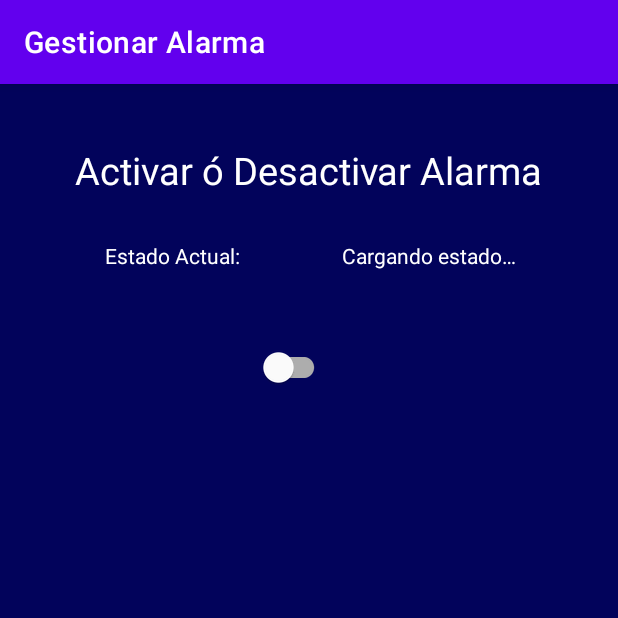
After one commit to JCharly95/Ardu_Security, an Android app: the AlarmActivity screen opened directly, with no data from a screen before it, on a phone screen of 412 x 824 dp, the top half of it. The commit adds this screen. Run offline under Robolectric (Android 15) with nearby library versions, the phone set to English and light mode, and no system bars; our stand-ins replace Firebase (no records; nobody signed in at launch, a user with empty details on screens opened directly).

Commit message:
Alarma Parte 1
En este commit se creó la primera parte de la alarma conectada directamente con el estado de firebase.

```diff
--- /dev/null
+++ b/app/src/main/java/com/ardusec/ardu_security/AlarmActivity.kt
@@ -0,0 +1,65 @@
+package com.ardusec.ardu_security
+
+import androidx.appcompat.app.AppCompatActivity
+import android.os.Bundle
+import android.util.Log
+import android.widget.TextView
+import androidx.core.view.isGone
+import com.google.android.material.switchmaterial.SwitchMaterial
+import com.google.firebase.database.*
+import com.google.firebase.database.ktx.database
+import com.google.firebase.ktx.Firebase
+import com.google.gson.Gson
+
+class AlarmActivity : AppCompatActivity() {
+    private lateinit var lblSta: TextView
+    private lateinit var swAlarma: SwitchMaterial
+    // Instancias de Firebase; Database y ReferenciaDB
+    private lateinit var ref: DatabaseReference
+    private lateinit var database: FirebaseDatabase
+
+    override fun onCreate(savedInstanceState: Bundle?) {
+        super.onCreate(savedInstanceState)
+        setContentView(R.layout.activity_alarm)
+
+        // Configurar el arranque de la interfaz
+        setUp()
+        // Agregar los listeners
+        addListeners()
+    }
+
+    private fun setUp(){
+        // Titulo de la pantalla
+        title = "Gestionar Alarma"
+        // Relacionando los elementos con su objeto de la interfaz
+        lblSta = findViewById(R.id.lblStaVal)
+        swAlarma = findViewById(R.id.swAlarma)
+        // Inicializando instancia hacia el nodo raiz de la BD
+        database = Firebase.database
+
+        // Establecer el estado del switch acorde al valor de la entidad en firebase
+        ref = database.getReference("Alarma")
+        ref.addValueEventListener(object: ValueEventListener {
+            override fun onDataChange(dataSnapshot: DataSnapshot){
+                val estado = dataSnapshot.children
+                Log.w("FirebaseResult", "Estado de la alarma en firebase: $estado")
+                /*if(estado){
+                    lblSta.text = resources.getString(R.string.alEstaAct)
+                    swAlarma.isChecked = true
+                }else{
+                    lblSta.text = resources.getString(R.string.alEstaDesa)
+                    swAlarma.isChecked = false
+                }*/
+            }
+            override fun onCancelled(databaseError: DatabaseError) {
+                Log.w("FirebaseError", "Error: No se pudieron obtener o no se pudieron actualizar los valores solicitados", databaseError.toException())
+            }
+        })
+    }
+
+    private fun addListeners(){
+        swAlarma.setOnClickListener {
+            swAlarma.isChecked = !swAlarma.isChecked
+        }
+    }
+}
--- a/app/src/main/java/com/ardusec/ardu_security/LoginActivity.kt
+++ b/app/src/main/java/com/ardusec/ardu_security/LoginActivity.kt
@@ -73,7 +73,7 @@ class LoginActivity : AppCompatActivity() {
     private fun addListeners(){
         // Agregar los listener de los botones
         btnLostPass.setOnClickListener{
-            val intentLost = Intent(applicationContext,ResetPassSelActivity::class.java)
+            val intentLost = Intent(applicationContext,ResetPassActivity::class.java)
             startActivity(intentLost)
         }
         chbVerContra.setOnClickListener{
--- a/app/src/main/java/com/ardusec/ardu_security/PerfilUserActivity.kt
+++ b/app/src/main/java/com/ardusec/ardu_security/UserActivity.kt
@@ -6,7 +6,6 @@ import android.os.Bundle
 import android.util.Log
 import android.widget.Button
 import android.widget.TextView
-import android.widget.Toast
 import androidx.core.view.isGone
 import com.google.firebase.auth.ktx.auth
 import com.google.firebase.database.*
@@ -14,7 +13,7 @@ import com.google.firebase.database.ktx.database
 import com.google.firebase.ktx.Firebase
 import com.google.gson.Gson
 
-class PerfilUserActivity : AppCompatActivity() {
+class UserActivity : AppCompatActivity() {
     // Estableciendo los elementos de interaccion
     private lateinit var lblNom: TextView
     private lateinit var lblCor: TextView
@@ -34,7 +33,7 @@ class PerfilUserActivity : AppCompatActivity() {
 
     override fun onCreate(savedInstanceState: Bundle?) {
         super.onCreate(savedInstanceState)
-        setContentView(R.layout.activity_perfil_user)
+        setContentView(R.layout.activity_user)
 
         // Configurar el arranque de la interfaz
         setUp()
--- /dev/null
+++ b/app/src/main/res/layout/activity_alarm.xml
@@ -0,0 +1,58 @@
+<?xml version="1.0" encoding="utf-8"?>
+<androidx.constraintlayout.widget.ConstraintLayout xmlns:android="http://schemas.android.com/apk/res/android"
+    xmlns:app="http://schemas.android.com/apk/res-auto"
+    xmlns:tools="http://schemas.android.com/tools"
+    android:layout_width="match_parent"
+    android:layout_height="match_parent"
+    android:background="#02035b"
+    tools:context=".AlarmActivity">
+
+    <TextView
+        android:id="@+id/lblHeadAlarma"
+        android:layout_width="wrap_content"
+        android:layout_height="wrap_content"
+        android:layout_marginTop="40dp"
+        android:text="@string/headAlarma"
+        android:textColor="@color/white"
+        android:textSize="25sp"
+        app:layout_constraintEnd_toEndOf="parent"
+        app:layout_constraintHorizontal_bias="0.498"
+        app:layout_constraintStart_toStartOf="parent"
+        app:layout_constraintTop_toTopOf="parent" />
+
+    <TextView
+        android:id="@+id/lblStatus"
+        android:layout_width="wrap_content"
+        android:layout_height="wrap_content"
+        android:layout_marginTop="30dp"
+        android:text="@string/lblEsta"
+        android:textColor="@color/cardview_light_background"
+        android:textSize="14sp"
+        app:layout_constraintEnd_toEndOf="parent"
+        app:layout_constraintHorizontal_bias="0.218"
+        app:layout_constraintStart_toStartOf="parent"
+        app:layout_constraintTop_toBottomOf="@+id/lblHeadAlarma" />
+
+    <TextView
+        android:id="@+id/lblStaVal"
+        android:layout_width="wrap_content"
+        android:layout_height="wrap_content"
+        android:layout_marginTop="30dp"
+        android:text="@string/lblEstaVal"
+        android:textColor="@color/cardview_light_background"
+        android:textSize="14sp"
+        app:layout_constraintEnd_toEndOf="parent"
+        app:layout_constraintStart_toEndOf="@+id/lblStatus"
+        app:layout_constraintTop_toBottomOf="@+id/lblHeadAlarma" />
+
+    <com.google.android.material.switchmaterial.SwitchMaterial
+        android:id="@+id/swAlarma"
+        android:layout_width="100dp"
+        android:layout_height="50dp"
+        android:layout_marginTop="40dp"
+        app:layout_constraintEnd_toEndOf="parent"
+        app:layout_constraintHorizontal_bias="0.385"
+        app:layout_constraintStart_toStartOf="parent"
+        app:layout_constraintTop_toBottomOf="@+id/lblStatus" />
+
+</androidx.constraintlayout.widget.ConstraintLayout>
--- a/app/src/main/res/layout/activity_login.xml
+++ b/app/src/main/res/layout/activity_login.xml
@@ -26,7 +26,7 @@
         android:layout_height="48dp"
         android:layout_marginTop="30dp"
         android:layout_marginEnd="25dp"
-        android:text="¿?"
+        android:text="@string/btnHelp"
         app:layout_constraintEnd_toEndOf="parent"
         app:layout_constraintTop_toTopOf="parent" />
 
--- a/app/src/main/res/layout/activity_register.xml
+++ b/app/src/main/res/layout/activity_register.xml
@@ -32,7 +32,7 @@
             android:layout_height="48dp"
             android:layout_marginTop="5dp"
             android:layout_marginEnd="5dp"
-            android:text="¿?"
+            android:text="@string/btnHelp"
             app:layout_constraintEnd_toEndOf="parent"
             app:layout_constraintTop_toTopOf="parent" />
 
--- a/app/src/main/res/layout/activity_reset_pass_sel.xml
+++ b/app/src/main/res/layout/activity_reset_pass.xml
@@ -11,7 +11,7 @@
       android:layout_width="match_parent"
       android:layout_height="wrap_content"
       android:padding="16dp"
-      tools:context=".ResetPassSelActivity">
+      tools:context=".ResetPassActivity">
 
     <TextView
         android:id="@+id/lblFgtPass"
@@ -33,7 +33,7 @@
         android:layout_height="48dp"
         android:layout_marginTop="10dp"
         android:layout_marginEnd="5dp"
-        android:text="¿?"
+        android:text="@string/btnHelp"
         app:layout_constraintEnd_toEndOf="parent"
         app:layout_constraintTop_toTopOf="parent" />
 
--- a/app/src/main/res/layout/activity_perfil_user.xml
+++ b/app/src/main/res/layout/activity_user.xml
@@ -12,7 +12,7 @@
         android:layout_height="wrap_content"
         android:padding="16dp"
         android:background="#02035b"
-        tools:context=".PerfilUserActivity">
+        tools:context=".UserActivity">
 
         <TextView
             android:id="@+id/lblDash"
--- a/app/src/main/res/values/strings.xml
+++ b/app/src/main/res/values/strings.xml
@@ -9,6 +9,8 @@
     <string name="btnLstCPass">¿Olvido su Contraseña?</string>
     <string name="btnRegister">Registrese aqui</string>
     <string name="lblCopyright">Ardu Security 2023 Copyright © Todos los derechos reservados</string>
+    <!-- Botones de ayuda -->
+    <string name="btnHelp">¿?</string>
     <!-- Strings de la vista de olvido su contraseña -->
     <string name="headLblForPass">Ingrese los datos solicitados</string>
     <string name="txtNombre">Nombre Completo</string>
@@ -24,18 +26,18 @@
     <string name="headDash">Menú Principal</string>
     <string name="btnEsta">Estaciones</string>
     <string name="btnGenRepo">Generar Reportes</string>
-    <string name="btnPerfUser">Perfil de Usuario</string>
     <string name="btnAjus">Ajustes</string>
     <string name="btnManu">Manual de Usuario</string>
     <string name="btnGesSis">Gestionar Sistema</string>
     <string name="btnCloSes">Cerrar Sesion</string>
-    <!-- Strings de la vista de estaciones -->
+    <!-- Strings de cada vista de estacion -->
     <string name="headEsta">Estaciones</string>
     <string name="btnSta1">Estacion 1</string>
     <string name="btnSta2">Estacion 2</string>
     <string name="btnSta3">Estacion 3</string>
     <string name="btnSta4">Estacion 4</string>
     <string name="btnSta5">Estacion 5</string>
+    <string name="btnAlarma">Gestionar alarma</string>
     <!-- Strings de la vista de registro -->
     <string name="headRegi">Registro</string>
     <string name="txtNam">Nombre Completo</string>
@@ -63,7 +65,7 @@
     <!-- Strings de la vistas de los sensores-->
     <string name="lblSensView">Sensor</string>
     <!-- Strings de la vista del perfil-->
-    <string name="headPerfi">Perfil de Usuario</string>
+    <string name="headPerfi">Datos del7 Usuario</string>
     <string name="lblName">Nombre: </string>
     <string name="lblCorr">Correo: </string>
     <string name="btnEditNombre">Cambiar Nombre</string>
@@ -74,6 +76,13 @@
     <string name="btnEditSisRel">Cambiar Sistema</string>
     <string name="btnEditPin">Cambiar Pin</string>
     <string name="btnEditTele">Cambiar Telefono</string>
+    <!-- Strings de la vista de ajustes-->
+    <string name="headAjus">Ajustes</string>
+    <string name="btnTema">Seleccionar Tema App</string>
+    <string name="btnEdit">Editar Información</string>
+    <string name="btnNoti">Notificaciones</string>
+    <string name="btnCommSis">Opiniones de Sistema</string>
+    <string name="btnAbout">Acerca de…</string>
     <!-- Strings de la vistas de edicion de campos-->
     <string name="headEdit">Editar </string>
     <string name="lblOldVal">Valor Previo: </string>
@@ -81,4 +90,10 @@
     <string name="lblNewVal">Nuevo Valor: </string>
     <string name="txtNuevo">Ingrese su nuevo valor</string>
     <string name="btnConfEdit">Actualizar </string>
+    <!-- Strings de la vista de alarma-->
+    <string name="headAlarma">Activar ó Desactivar Alarma</string>
+    <string name="lblEsta">Estado Actual:</string>
+    <string name="lblEstaVal">Cargando estado…</string>
+    <string name="alEstaAct">Encendida</string>
+    <string name="alEstaDesa">Apagada</string>
 </resources>
```
Also changed, not shown: app/src/main/AndroidManifest.xml (+8 -2 lines), app/src/main/java/com/ardusec/ardu_security/DashboardActivity.kt (+2 -8 lines), app/src/main/java/com/ardusec/ardu_security/ResetPassActivity.kt (renamed from app/src/main/java/com/ardusec/ardu_security/ResetPassSelActivity.kt, +2 -7 lines), app/src/main/java/com/ardusec/ardu_security/SettingsActivity.kt (added, +55 -0 lines), app/src/main/java/com/ardusec/ardu_security/StationsActivity.kt (+40 -16 lines), app/src/main/res/layout/activity_dashboard.xml (+1 -14 lines), app/src/main/res/layout/activity_settings.xml (added, +94 -0 lines), app/src/main/res/layout/activity_stations.xml (+11 -0 lines).
